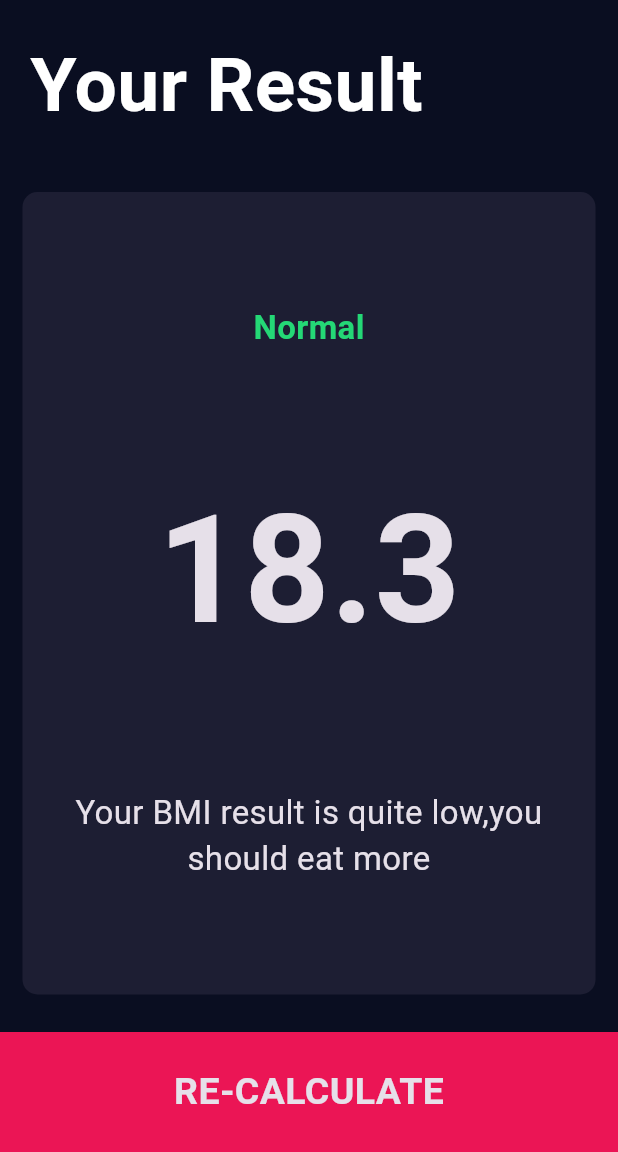
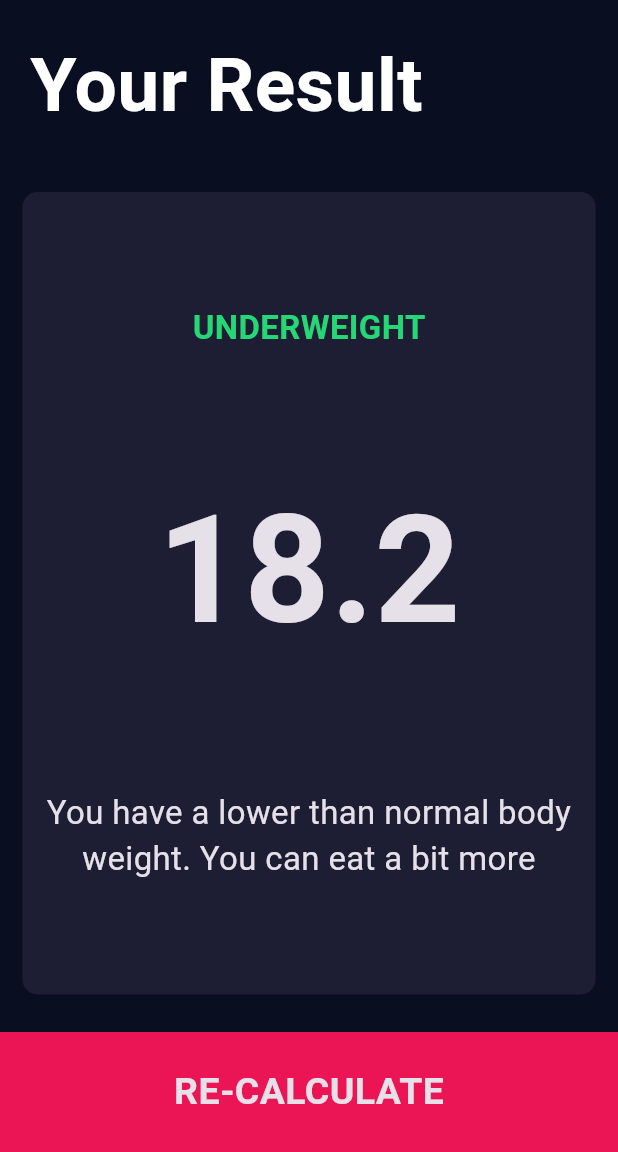
Before and after one commit to Saza-dev/bmi_calculator_flutter, a Flutter app: the screen it shows after launch, after a tap on "CALCULATE", on a phone screen of 412 x 824 dp, the part 84-1236 px from its top. Run offline on Flutter 3.47's test engine with Material 3 defaults, Android fonts, the phone set to English and light mode, and no system bars; our stand-ins replace font_awesome_flutter.

Commit message:
calculation functions

```diff
--- /dev/null
+++ b/lib/calculations.dart
@@ -0,0 +1,40 @@
+import 'dart:math';
+
+class Calculations {
+
+  Calculations({required this.height, required this.weight});
+
+  final int height;
+  final int weight;
+
+  double _bmi = 0.0;
+
+  String calculatedBMI (){
+    _bmi = weight/ pow(height/100,2);
+    return _bmi.toStringAsFixed(1);
+  }
+
+  String getResults(){
+    if (_bmi>= 25){
+      return 'OverWeight';
+    }else if (_bmi>18.5){
+      return 'Normal';
+    }else {
+      return 'Underweight';
+    }
+  }
+
+  String getInterpretation(){
+
+    if(_bmi>=25){
+      return 'You have a higher than normal body weight. Try to exercise more.';
+    }else if(_bmi >=18.5){
+      return 'You have a normal body weight. Good Job!';
+    }else {
+      return 'You have a lower than normal body weight. You can eat a bit more';
+    }
+
+  }
+
+
+}
--- a/lib/screens/input_page.dart
+++ b/lib/screens/input_page.dart
@@ -6,6 +6,7 @@ import 'package:bmi_calculator/components/reusable_card.dart';
 import 'package:bmi_calculator/constants.dart';
 import 'package:bmi_calculator/components/roundIconButton.dart';
 import 'package:bmi_calculator/components/bottom_button.dart';
+import 'package:bmi_calculator/calculations.dart';
 
 enum Gender {
   male,
@@ -220,8 +221,9 @@ class _InputPageState extends State<InputPage> {
             ),
           ),
           BottomButton(buttonTitle: "CALCULATE",onTap:() {
+            Calculations calc = Calculations(height: height, weight: weight);
             Navigator.push(context,
-                MaterialPageRoute(builder: (context) => ResultsPage()));
+                MaterialPageRoute(builder: (context) => ResultsPage(bmiResults:calc.calculatedBMI(),resultText:calc.getResults() ,interpretation: calc.getInterpretation(),)));
           } ,)
         ],
       ),
--- a/lib/screens/results_page.dart
+++ b/lib/screens/results_page.dart
@@ -4,7 +4,11 @@ import '../components/reusable_card.dart';
 import '../constants.dart';
 
 class ResultsPage extends StatelessWidget {
-  const ResultsPage({super.key});
+
+  ResultsPage({required this.bmiResults, required this.resultText, required this.interpretation});
+  final String bmiResults;
+  final String resultText;
+  final String interpretation;
 
   @override
   Widget build(BuildContext context) {
@@ -43,15 +47,15 @@ class ResultsPage extends StatelessWidget {
                 crossAxisAlignment: CrossAxisAlignment.center,
                 children: <Widget>[
                   Text(
-                    'Normal',
+                    resultText.toUpperCase(),
                     style: resultTextStyle,
                   ),
                   Text(
-                    '18.3',
+                    bmiResults,
                     style: bmiTextStyle,
                   ),
                   Text(
-                    'Your BMI result is quite low,you should eat more',
+                    interpretation,
                     style: bodyTextstyle,
                     textAlign: TextAlign.center,
                   )
```
